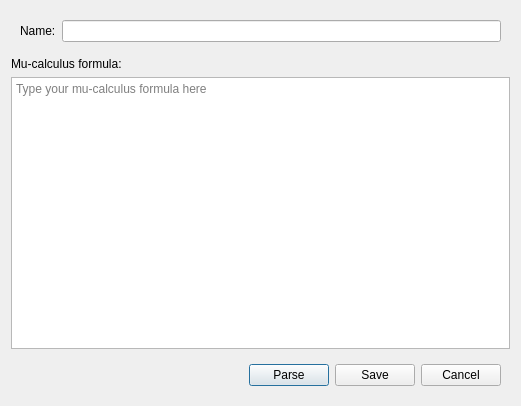
Old version of the form tools/release/mcrl2ide/addeditpropertydialog.ui in the repository mCRL2org/mCRL2.
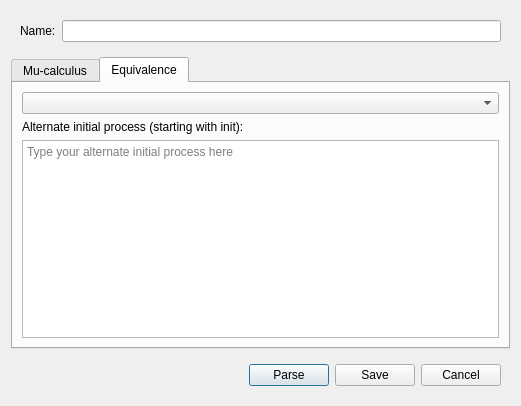
New version of the form. The open tabs and pages were chosen to show the change. Custom widgets are drawn as their Qt base class.

Commit message:
[mcrl2ide] Implemented the ability to do equivalence checking
A new type of property ccan be created under "add property", namely an equivalence property. Here one chooses an equivalence and enters an initial process. When this property is run, the current specification is compared with the current specification in which the initial process is replaced by the initial process defined in the property.

Diff of the .ui file:
```diff
--- a/tools/release/mcrl2ide/addeditpropertydialog.ui
+++ b/tools/release/mcrl2ide/addeditpropertydialog.ui
@@ -31,6 +31,16 @@
     </widget>
    </item>
    <item>
+    <widget class="QTabWidget" name="tabWidget">
+     <property name="currentIndex">
+      <number>0</number>
+     </property>
+     <widget class="QWidget" name="mucalculusTab">
+      <attribute name="title">
+       <string>Mu-calculus</string>
+      </attribute>
+      <layout class="QVBoxLayout" name="verticalLayout">
+       <item>
     <widget class="QLabel" name="label">
      <property name="text">
       <string>Mu-calculus formula:</string>
@@ -44,6 +54,34 @@
      </property>
     </widget>
    </item>
+      </layout>
+     </widget>
+     <widget class="QWidget" name="equivalenceTab">
+      <attribute name="title">
+       <string>Equivalence</string>
+      </attribute>
+      <layout class="QVBoxLayout" name="verticalLayout_3">
+       <item>
+        <widget class="EquivalenceComboBox" name="equivalenceComboBox"/>
+       </item>
+       <item>
+        <widget class="QLabel" name="label_3">
+         <property name="text">
+          <string>Alternate initial process (starting with init):</string>
+         </property>
+        </widget>
+       </item>
+       <item>
+        <widget class="CodeEditor" name="initTextField">
+         <property name="placeholderText">
+          <string>Type your alternate initial process here</string>
+         </property>
+        </widget>
+       </item>
+      </layout>
+     </widget>
+    </widget>
+   </item>
    <item>
     <widget class="QWidget" name="widget_2" native="true">
      <layout class="QHBoxLayout" name="horizontalLayout_2">
@@ -92,6 +130,11 @@
    <extends>QPlainTextEdit</extends>
    <header>codeeditor.h</header>
   </customwidget>
+  <customwidget>
+   <class>EquivalenceComboBox</class>
+   <extends>QComboBox</extends>
+   <header>addeditpropertydialog.h</header>
+  </customwidget>
  </customwidgets>
  <resources/>
  <connections/>
```
Lines whose indentation alone changed are shown as unchanged. The commit also changes 8 other files.
